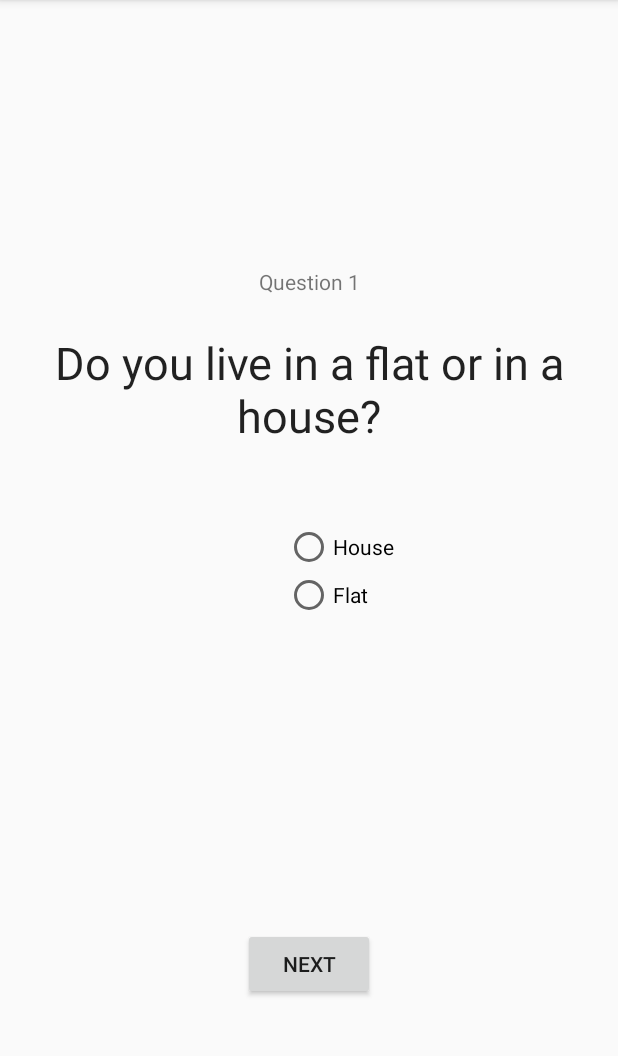
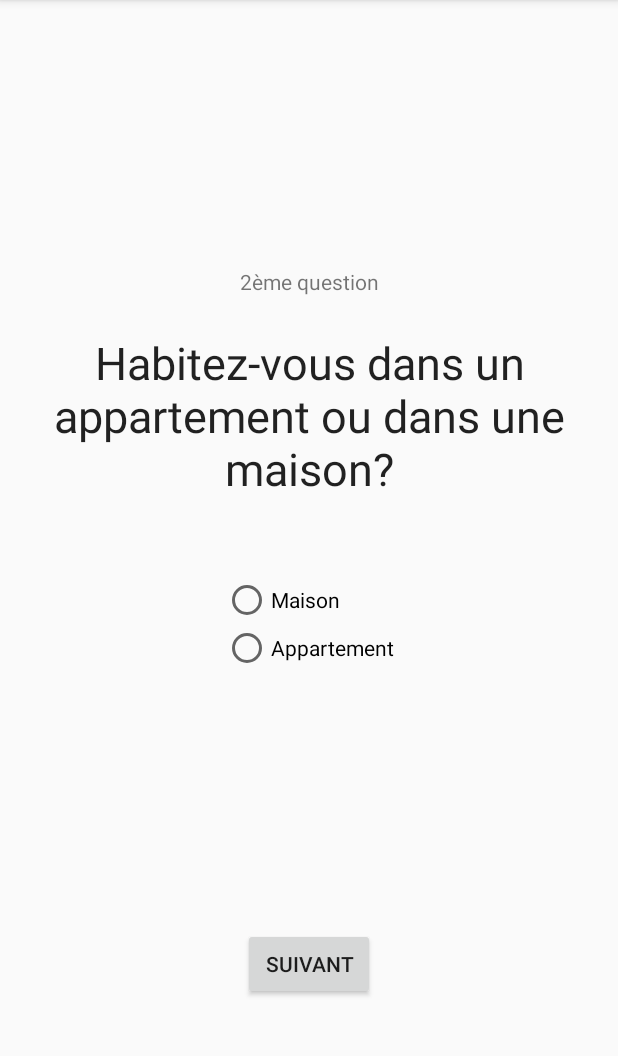
Before and after one commit to Killko0/smartme, an Android app: the Survey_2 screen opened directly, with no data from a screen before it, on a phone screen of 412 x 824 dp, the part 84-1140 px from its top. Run offline under Robolectric (Android 15) with nearby library versions, the phone set to English and light mode, and no system bars.

Commit message:
Replaced english with french

```diff
--- a/app/src/main/res/layout/activity_start_survery.xml
+++ b/app/src/main/res/layout/activity_start_survery.xml
@@ -8,7 +8,7 @@
         tools:context=".survey.StartSurvery">
 
     <TextView
-            android:text="Welcome!"
+            android:text="@string/label_welcome"
             android:layout_width="208dp"
             android:layout_height="wrap_content"
             android:id="@+id/textView5"
@@ -18,7 +18,7 @@
             app:layout_constraintBottom_toTopOf="@+id/button2" app:layout_constraintTop_toTopOf="parent"
             app:layout_constraintStart_toStartOf="parent"/>
     <Button
-            android:text="Take survey"
+            android:text="@string/label_survey"
             android:layout_width="wrap_content"
             android:layout_height="wrap_content"
             android:id="@+id/button2"
@@ -27,7 +27,7 @@
             app:layout_constraintEnd_toEndOf="parent" app:layout_constraintBottom_toTopOf="@+id/button3"
             app:layout_constraintStart_toStartOf="parent" app:layout_constraintHorizontal_bias="0.498"/>
     <Button
-            android:text="Skip"
+            android:text="@string/label_skip"
             android:layout_width="wrap_content"
             android:layout_height="wrap_content"
             android:id="@+id/button3"
--- a/app/src/main/res/layout/activity_survey_2.xml
+++ b/app/src/main/res/layout/activity_survey_2.xml
@@ -8,14 +8,14 @@
         tools:context=".survey.Survey_1">
 
     <TextView
-            android:text="Question 1"
+            android:text="@string/label_question_2"
             android:layout_width="wrap_content"
             android:layout_height="wrap_content"
             android:id="@+id/textView6"
             app:layout_constraintStart_toStartOf="parent" android:layout_marginBottom="24dp"
             app:layout_constraintEnd_toEndOf="parent" app:layout_constraintBottom_toTopOf="@+id/textView7"/>
     <TextView
-            android:text="Do you live in a flat or in a house?"
+            android:text="@string/content_question_2"
             android:layout_width="wrap_content"
             android:layout_height="wrap_content"
             android:id="@+id/textView7"
@@ -23,7 +23,7 @@
             app:layout_constraintTop_toTopOf="parent"
             app:layout_constraintStart_toStartOf="parent" android:layout_marginTop="221dp" android:gravity="center"/>
     <Button
-            android:text="next"
+            android:text="@string/label_next"
             android:layout_width="wrap_content"
             android:layout_height="wrap_content"
             android:id="@+id/button4"
@@ -37,12 +37,12 @@
             app:layout_constraintTop_toBottomOf="@+id/textView7" android:layout_marginEnd="149dp"
             app:layout_constraintEnd_toEndOf="@+id/textView7">
         <RadioButton
-                android:text="House"
+                android:text="@string/label_house"
                 android:layout_width="wrap_content"
                 android:layout_height="wrap_content" tools:layout_editor_absoluteY="490dp"
                 tools:layout_editor_absoluteX="149dp" android:id="@+id/radioButton2"/>
         <RadioButton
-                android:text="Flat"
+                android:text="@string/label_flat"
                 android:layout_width="wrap_content"
                 android:layout_height="wrap_content" tools:layout_editor_absoluteY="418dp"
                 tools:layout_editor_absoluteX="149dp" android:id="@+id/radioButton"/>
--- a/app/src/main/res/values/strings.xml
+++ b/app/src/main/res/values/strings.xml
@@ -1,5 +1,17 @@
 <resources>
-    <string name="app_name">smartme</string>
-    <string name="title_activity_methods_overview">MethodsOverview</string>
-    <string name="tab_1">Hello</string>
+        <string name="app_name">smartme</string>
+        <string name="label_welcome">Bienvenue!</string>
+        <string name="label_survey">Installer mon compte Marcou</string>
+        <string name="label_skip">Plus tard</string>
+        <string name="label_question">1ère question</string>
+        <string name="hint_enter_name">Indiquer votre prénom</string>
+        <string name="label_next">suivant</string>
+        <string name="label_question_2">2ème question</string>
+        <string name="content_question_2">Habitez-vous dans un appartement ou dans une maison?</string>
+        <string name="label_house">Maison</string>
+        <string name="label_flat">Appartement</string>
+    <string name="title_activity_methods_overview" translatable="false">MethodsOverview</string>
+    <string name="tab_1" translatable="false">Hello</string>
+    <string name="content_question_1" translatable="false">What is your name?</string>
+
 </resources>
```
Also changed, not shown: app/src/main/res/layout/activity_survey_1.xml (+4 -4 lines), 1 other file.
